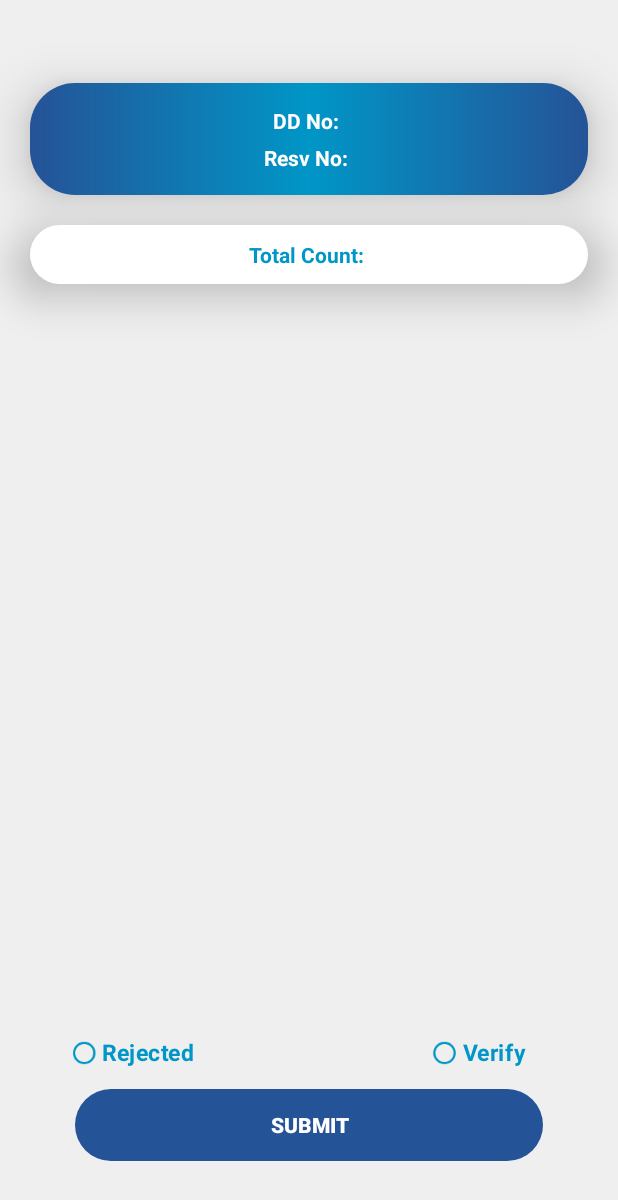
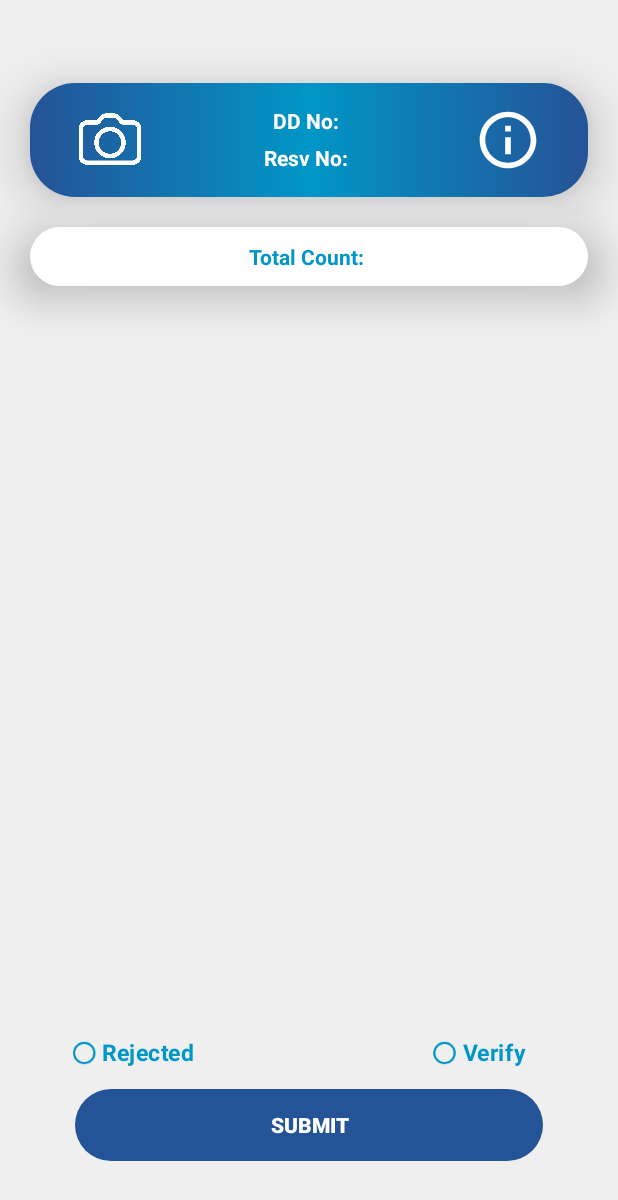
Before and after one commit to AaryanBuddy/Vitaran, an Android app: the VerificationActivity screen opened directly, with no data from a screen before it, on a phone screen of 412 x 824 dp. Shown: the top 1200 px of the screen. Run offline under Robolectric (Android 15) with nearby library versions, the phone set to English and light mode, and no system bars; 4 statements that could not run were skipped.

Commit message:
Added SignatureActivity.kt and Connected it with passing data in the VerificationActivity.kt

```diff
--- a/app/src/main/java/com/example/vitaran/SignatureRequest.kt
+++ b/app/src/main/java/com/example/vitaran/SignatureRequest.kt
@@ -7,7 +7,7 @@ data class SignatureRequest(
     val Lat: String,
     val Lon: String,
     val Mat_Doc_No: String,
-    val PhotoList: List<SignatureImages>,
+    val PhotoList: List<CameraImages>,
     val Remarks: String,
     val Reservation_No: String,
     val Verify: String,
--- /dev/null
+++ b/app/src/main/res/drawable/info_icon.xml
@@ -0,0 +1,5 @@
+<vector xmlns:android="http://schemas.android.com/apk/res/android" android:height="24dp" android:tint="#FFFFFF" android:viewportHeight="24" android:viewportWidth="24" android:width="24dp">
+
+    <path android:fillColor="@android:color/white" android:pathData="M11,7h2v2h-2V7zM11,11h2v6h-2V11zM12,2C6.48,2 2,6.48 2,12s4.48,10 10,10s10,-4.48 10,-10S17.52,2 12,2zM12,20c-4.41,0 -8,-3.59 -8,-8s3.59,-8 8,-8s8,3.59 8,8S16.41,20 12,20z"/>
+
+</vector>
--- a/app/src/main/res/layout/activity_verification_ativity.xml
+++ b/app/src/main/res/layout/activity_verification_ativity.xml
@@ -18,6 +18,23 @@
         android:layout_marginTop="55dp"
         android:padding="15dp"
         android:elevation="20dp">
+
+        <ImageView
+            android:id="@+id/cameraIcon"
+            android:layout_width="45dp"
+            android:layout_height="45dp"
+            android:layout_marginLeft="15dp"
+            android:layout_centerVertical="true"
+            android:src="@drawable/camera_icon"/>
+
+        <ImageView
+            android:id="@+id/infoIcon"
+            android:layout_width="45dp"
+            android:layout_height="45dp"
+            android:layout_alignParentRight="true"
+            android:layout_marginRight="15dp"
+            android:layout_centerVertical="true"
+            android:src="@drawable/info_icon"/>
 
         <TextView
             android:id="@+id/DD_No"
@@ -152,6 +169,15 @@
 
     </RelativeLayout>
 
+    <ImageView
+        android:id="@+id/camImage"
+        android:layout_width="120dp"
+        android:layout_height="60dp"
+        android:layout_alignParentRight="true"
+        android:layout_marginRight="50dp"
+        android:layout_alignParentBottom="true"
+        android:layout_marginBottom="110dp"/>
+
     <android.widget.Button
         android:id="@+id/submitButton"
         android:layout_width="match_parent"
--- /dev/null
+++ b/app/src/main/res/xml/file_paths.xml
@@ -0,0 +1,6 @@
+<?xml version="1.0" encoding="utf-8"?>
+<paths xmlns:android="http://schemas.android.com/apk/res/android">
+    <external-cache-path
+        name="images"
+        path="." />
+</paths>
```
Also changed, not shown: app/src/main/AndroidManifest.xml (+18 -0 lines), app/src/main/java/com/example/vitaran/CameraImages.kt (added, +7 -0 lines), app/src/main/java/com/example/vitaran/VerificationActivity.kt (+77 -2 lines), app/src/main/res/drawable/camera_icon.png (added).
